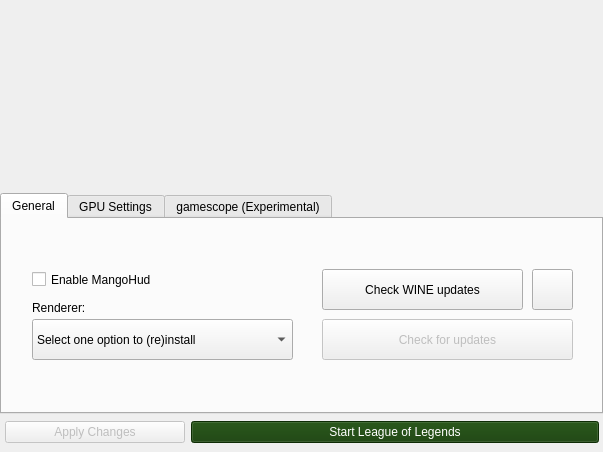
Above: python_src/ui/installer.ui from polkaulfield/lol-for-linux-installer before the change. Below: the same form after it.
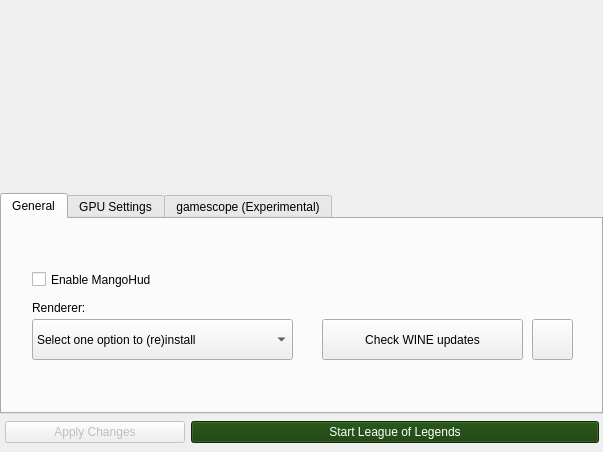
That is the form after the change. The open tabs and pages were chosen to show the change. Icons and pictures are not drawn.

Commit message: Remove broken update system

Patch:
```diff
--- a/python_src/ui/installer.ui
+++ b/python_src/ui/installer.ui
@@ -910,7 +910,7 @@
                  <property name="geometry">
                   <rect>
                    <x>530</x>
-                   <y>50</y>
+                   <y>100</y>
                    <width>41</width>
                    <height>41</height>
                   </rect>
@@ -936,7 +936,7 @@
                  <property name="geometry">
                   <rect>
                    <x>320</x>
-                   <y>50</y>
+                   <y>100</y>
                    <width>201</width>
                    <height>41</height>
                   </rect>
@@ -949,26 +949,6 @@
                    <normaloff>.</normaloff>.</iconset>
                  </property>
                 </widget>
-                <widget class="QPushButton" name="Checkupdates">
-                 <property name="enabled">
-                  <bool>false</bool>
-                 </property>
-                 <property name="geometry">
-                  <rect>
-                   <x>320</x>
-                   <y>100</y>
-                   <width>251</width>
-                   <height>41</height>
-                  </rect>
-                 </property>
-                 <property name="text">
-                  <string>Check for updates</string>
-                 </property>
-                 <property name="icon">
-                  <iconset theme="view-refresh">
-                   <normaloff>.</normaloff>.</iconset>
-                 </property>
-                </widget>
                </widget>
                <widget class="QWidget" name="tab_3">
                 <attribute name="title">
```
Left out of the diff: 4 changed lines with no effect on the pictures. The commit also changes 1 other file.
